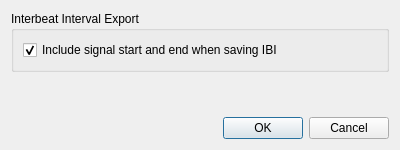
dgromer/PeakMan, file src/settingsdialog.ui: the form before one commit.
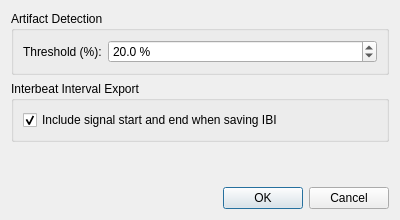
The form after the commit.

Commit message: Add setting for artifact detection threshold

Diff of the .ui file:
```diff
--- a/src/settingsdialog.ui
+++ b/src/settingsdialog.ui
@@ -7,13 +7,51 @@
     <x>0</x>
     <y>0</y>
     <width>400</width>
-    <height>150</height>
+    <height>220</height>
    </rect>
   </property>
   <property name="windowTitle">
    <string>Dialog</string>
   </property>
   <layout class="QVBoxLayout" name="verticalLayout">
+   <item>
+    <widget class="QGroupBox" name="artifactDetectionGroupBox">
+     <property name="title">
+      <string>Artifact Detection</string>
+     </property>
+     <layout class="QFormLayout" name="formLayout">
+      <item row="0" column="0">
+       <widget class="QLabel" name="thresholdLabel">
+        <property name="text">
+         <string>Threshold (%):</string>
+        </property>
+       </widget>
+      </item>
+      <item row="0" column="1">
+       <widget class="QDoubleSpinBox" name="artifactThresholdSpinBox">
+        <property name="suffix">
+         <string> %</string>
+        </property>
+        <property name="decimals">
+         <number>1</number>
+        </property>
+        <property name="minimum">
+         <double>1.0</double>
+        </property>
+        <property name="maximum">
+         <double>100.0</double>
+        </property>
+        <property name="singleStep">
+         <double>1.0</double>
+        </property>
+        <property name="value">
+         <double>20.0</double>
+        </property>
+       </widget>
+      </item>
+     </layout>
+    </widget>
+   </item>
    <item>
     <widget class="QGroupBox" name="groupBox">
      <property name="title">
```
The commit also changes 5 other files.
